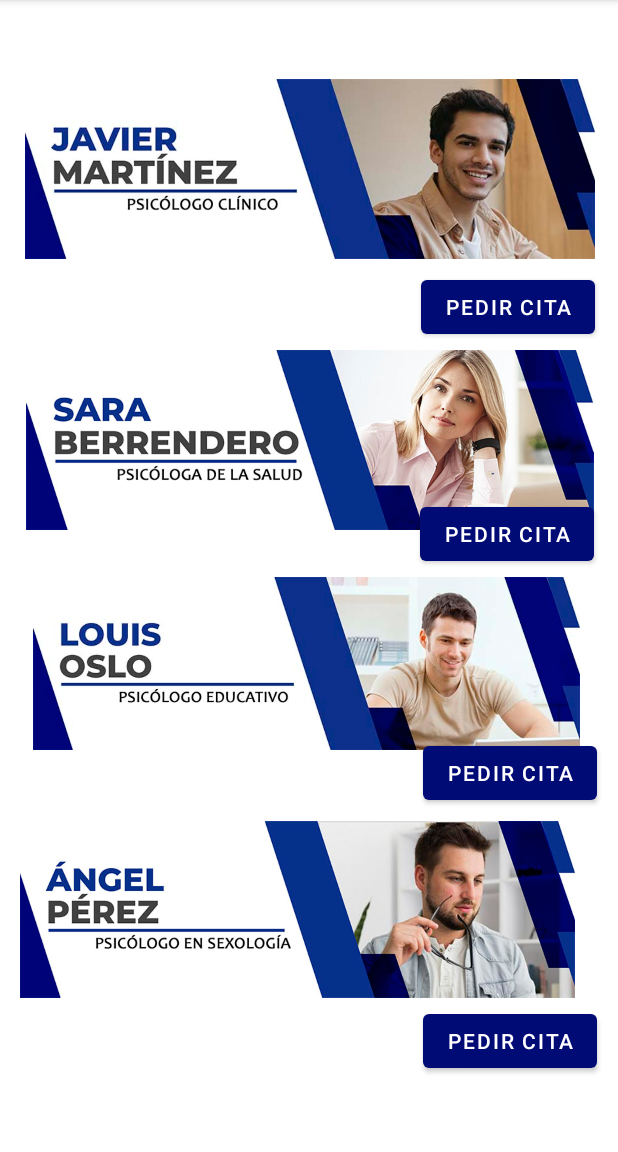
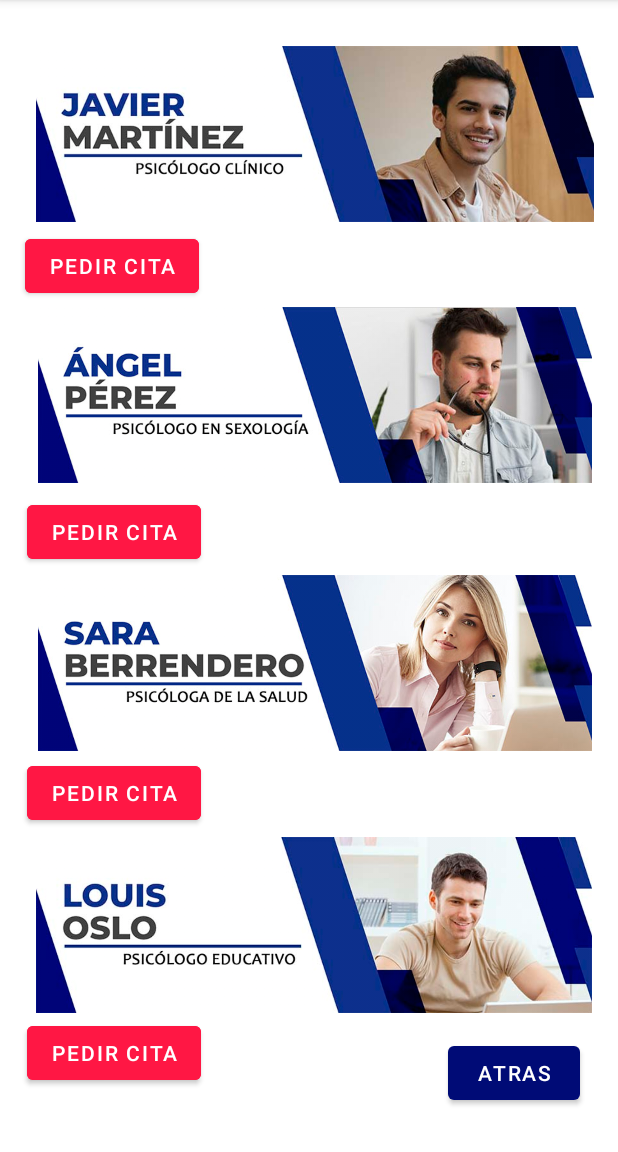
Before and after one commit to AMPL95/AppGrupal, an Android app: the Especialista screen opened directly, with no data from a screen before it, on a phone screen of 412 x 824 dp, the part 84-1236 px from its top. Run offline under Robolectric (Android 15) with nearby library versions, the phone set to English and light mode, and no system bars.

Commit message:
ACTIVITY ESPECIALISTA

```diff
--- a/app/src/main/AndroidManifest.xml
+++ b/app/src/main/AndroidManifest.xml
@@ -14,9 +14,7 @@
         <activity
             android:name=".Especialista"
             android:exported="true" />
-        <activity
-            android:name=".Profesional"
-            android:exported="true" />
+
         <activity
             android:name=".NavigationDrawer"
             android:exported="false"
@@ -60,6 +58,10 @@
         <activity
             android:name=".informes"
             android:exported="true" />
+
+        <activity
+            android:name=".Profesional"
+            android:exported="true" />
     </application>
 
 </manifest>
--- a/app/src/main/java/com/example/appgrupal/Especialista.kt
+++ b/app/src/main/java/com/example/appgrupal/Especialista.kt
@@ -1,11 +1,23 @@
 package com.example.appgrupal
 
+import android.content.Intent
 import androidx.appcompat.app.AppCompatActivity
 import android.os.Bundle
+import android.view.View
 
 class Especialista : AppCompatActivity() {
     override fun onCreate(savedInstanceState: Bundle?) {
         super.onCreate(savedInstanceState)
         setContentView(R.layout.activity_especialista)
     }
+
+    fun onClickAtras(view: View){
+        val inicioIntent= Intent(this,NavigationDrawer::class.java)
+        startActivity(inicioIntent)
+    }
+
+    fun onClickPedirCita(view: View){
+        val inicioIntent= Intent(this,Calendario::class.java)
+        startActivity(inicioIntent)
+    }
 }
--- a/app/src/main/java/com/example/appgrupal/NavigationDrawer.kt
+++ b/app/src/main/java/com/example/appgrupal/NavigationDrawer.kt
@@ -65,6 +65,11 @@ class NavigationDrawer : AppCompatActivity() {
         startActivity(inicioIntent)
     }
 
+    fun onClickProfesional(view: View){
+        val inicioIntent= Intent(this, Profesional::class.java)
+        startActivity(inicioIntent)
+    }
+
     override fun onCreateOptionsMenu(menu: Menu): Boolean {
         // Inflate the menu; this adds items to the action bar if it is present.
         menuInflater.inflate(R.menu.navigation_drawer, menu)
--- a/app/src/main/java/com/example/appgrupal/informes.kt
+++ b/app/src/main/java/com/example/appgrupal/informes.kt
@@ -10,6 +10,7 @@ class informes : AppCompatActivity() {
         super.onCreate(savedInstanceState)
         setContentView(R.layout.activity_informes)
     }
+
 
 
 /*
--- a/app/src/main/res/layout/activity_especialista.xml
+++ b/app/src/main/res/layout/activity_especialista.xml
@@ -6,99 +6,122 @@
     android:layout_height="match_parent"
     tools:context=".Especialista">
 
-    <ImageView
-        android:id="@+id/imageView4"
-        android:layout_width="380dp"
-        android:layout_height="124dp"
+    <Button
+        android:id="@+id/button5"
+        android:layout_width="wrap_content"
+        android:layout_height="wrap_content"
+        android:text="ATRAS"
         app:layout_constraintBottom_toBottomOf="parent"
         app:layout_constraintEnd_toEndOf="parent"
-        app:layout_constraintHorizontal_bias="0.516"
+        app:layout_constraintHorizontal_bias="0.922"
         app:layout_constraintStart_toStartOf="parent"
         app:layout_constraintTop_toTopOf="parent"
-        app:layout_constraintVertical_bias="0.079"
-        app:srcCompat="@drawable/javi" />
+        app:layout_constraintVertical_bias="0.96"
+        android:onClick="onClickAtras"/>
+
+    <Button
+        android:id="@+id/button2"
+        android:layout_width="wrap_content"
+        android:layout_height="wrap_content"
+        android:backgroundTint="#FF1744"
+        android:text="PEDIR CITA"
+        app:layout_constraintBottom_toBottomOf="parent"
+        app:layout_constraintEnd_toEndOf="parent"
+        app:layout_constraintHorizontal_bias="0.057"
+        app:layout_constraintStart_toStartOf="parent"
+        app:layout_constraintTop_toTopOf="parent"
+        app:layout_constraintVertical_bias="0.213"
+        android:onClick="onClickPedirCita"/>
+
+    <Button
+        android:id="@+id/button4"
+        android:layout_width="wrap_content"
+        android:layout_height="wrap_content"
+        android:backgroundTint="#FF1744"
+        android:text="PEDIR CITA"
+        app:layout_constraintBottom_toBottomOf="parent"
+        app:layout_constraintEnd_toEndOf="parent"
+        app:layout_constraintHorizontal_bias="0.061"
+        app:layout_constraintStart_toStartOf="parent"
+        app:layout_constraintTop_toTopOf="parent"
+        app:layout_constraintVertical_bias="0.701"
+        android:onClick="onClickPedirCita"/>
 
     <ImageView
         android:id="@+id/imageView5"
-        android:layout_width="382dp"
-        android:layout_height="115dp"
+        android:layout_width="381dp"
+        android:layout_height="117dp"
         app:layout_constraintBottom_toBottomOf="parent"
         app:layout_constraintEnd_toEndOf="parent"
-        app:layout_constraintHorizontal_bias="0.448"
+        app:layout_constraintHorizontal_bias="0.6"
+        app:layout_constraintStart_toStartOf="parent"
+        app:layout_constraintTop_toTopOf="parent"
+        app:layout_constraintVertical_bias="0.858"
+        app:srcCompat="@drawable/louis" />
+
+    <ImageView
+        android:id="@+id/imageView7"
+        android:layout_width="381dp"
+        android:layout_height="117dp"
+        app:layout_constraintBottom_toBottomOf="parent"
+        app:layout_constraintEnd_toEndOf="parent"
+        app:layout_constraintHorizontal_bias="0.633"
+        app:layout_constraintStart_toStartOf="parent"
+        app:layout_constraintTop_toTopOf="parent"
+        app:layout_constraintVertical_bias="0.315"
+        app:srcCompat="@drawable/angel" />
+
+    <ImageView
+        android:id="@+id/imageView6"
+        android:layout_width="381dp"
+        android:layout_height="117dp"
+        app:layout_constraintBottom_toBottomOf="parent"
+        app:layout_constraintEnd_toEndOf="parent"
+        app:layout_constraintHorizontal_bias="0.633"
         app:layout_constraintStart_toStartOf="parent"
         app:layout_constraintTop_toTopOf="parent"
         app:layout_constraintVertical_bias="0.589"
-        app:srcCompat="@drawable/louis" />
-
-    <ImageView
-        android:id="@+id/imageView6"
-        android:layout_width="380dp"
-        android:layout_height="120dp"
-        app:layout_constraintBottom_toBottomOf="parent"
-        app:layout_constraintEnd_toEndOf="parent"
-        app:layout_constraintHorizontal_bias="0.516"
-        app:layout_constraintStart_toStartOf="parent"
-        app:layout_constraintTop_toTopOf="parent"
-        app:layout_constraintVertical_bias="0.36"
         app:srcCompat="@drawable/sara" />
 
     <ImageView
-        android:id="@+id/imageView7"
-        android:layout_width="370dp"
-        android:layout_height="122dp"
+        android:id="@+id/imageView4"
+        android:layout_width="381dp"
+        android:layout_height="117dp"
         app:layout_constraintBottom_toBottomOf="parent"
         app:layout_constraintEnd_toEndOf="parent"
-        app:layout_constraintHorizontal_bias="0.317"
+        app:layout_constraintHorizontal_bias="0.633"
         app:layout_constraintStart_toStartOf="parent"
         app:layout_constraintTop_toTopOf="parent"
-        app:layout_constraintVertical_bias="0.844"
-        app:srcCompat="@drawable/angel" />
+        app:layout_constraintVertical_bias="0.047"
+        app:srcCompat="@drawable/javi" />
 
     <Button
         android:id="@+id/button6"
         android:layout_width="wrap_content"
         android:layout_height="wrap_content"
+        android:backgroundTint="#FF1744"
         android:text="PEDIR CITA"
         app:layout_constraintBottom_toBottomOf="parent"
         app:layout_constraintEnd_toEndOf="parent"
-        app:layout_constraintHorizontal_bias="0.945"
+        app:layout_constraintHorizontal_bias="0.061"
         app:layout_constraintStart_toStartOf="parent"
         app:layout_constraintTop_toTopOf="parent"
-        app:layout_constraintVertical_bias="0.461" />
-
-    <Button
-        android:id="@+id/button2"
-        android:layout_width="wrap_content"
-        android:layout_height="wrap_content"
-        android:text="PEDIR CITA"
-        app:layout_constraintBottom_toBottomOf="parent"
-        app:layout_constraintEnd_toEndOf="parent"
-        app:layout_constraintHorizontal_bias="0.949"
-        app:layout_constraintStart_toStartOf="parent"
-        app:layout_constraintTop_toTopOf="parent"
-        app:layout_constraintVertical_bias="0.251" />
+        app:layout_constraintVertical_bias="0.459"
+        android:onClick="onClickPedirCita"
+        />
 
     <Button
         android:id="@+id/button3"
         android:layout_width="wrap_content"
         android:layout_height="wrap_content"
+        android:backgroundTint="#FF1744"
         android:text="PEDIR CITA"
         app:layout_constraintBottom_toBottomOf="parent"
         app:layout_constraintEnd_toEndOf="parent"
-        app:layout_constraintHorizontal_bias="0.952"
+        app:layout_constraintHorizontal_bias="0.061"
         app:layout_constraintStart_toStartOf="parent"
         app:layout_constraintTop_toTopOf="parent"
-        app:layout_constraintVertical_bias="0.931" />
+        app:layout_constraintVertical_bias="0.942"
+        android:onClick="onClickPedirCita"/>
 
-    <Button
-        android:id="@+id/button4"
-        android:layout_width="wrap_content"
-        android:layout_height="wrap_content"
-        android:text="PEDIR CITA"
-        app:layout_constraintBottom_toBottomOf="parent"
-        app:layout_constraintEnd_toEndOf="parent"
-        app:layout_constraintHorizontal_bias="0.952"
-        app:layout_constraintStart_toStartOf="parent"
-        app:layout_constraintTop_toTopOf="parent"
-        app:layout_constraintVertical_bias="0.682" />
 </androidx.constraintlayout.widget.ConstraintLayout>
--- a/app/src/main/res/layout/activity_menu.xml
+++ b/app/src/main/res/layout/activity_menu.xml
@@ -119,16 +119,15 @@
         android:layout_height="180dp"
         android:adjustViewBounds="true"
         android:backgroundTint="#FFFFFF"
-        android:onClick="onClickProfesional"
         android:scaleType="fitCenter"
         android:src="@drawable/profesional"
+
         app:layout_constraintBottom_toTopOf="@id/guideline3"
         app:layout_constraintEnd_toStartOf="@id/guideVer3"
-        app:layout_constraintHorizontal_bias="0.6"
         app:layout_constraintStart_toStartOf="@id/guideVer2"
         app:layout_constraintTop_toBottomOf="@id/guideline2"
-        app:layout_constraintVertical_bias="0.333"
-        tools:ignore="SpeakableTextPresentCheck" />
+        tools:ignore="SpeakableTextPresentCheck"
+        />
 
     <androidx.appcompat.widget.AppCompatImageButton
         android:id="@+id/btn3"
```
